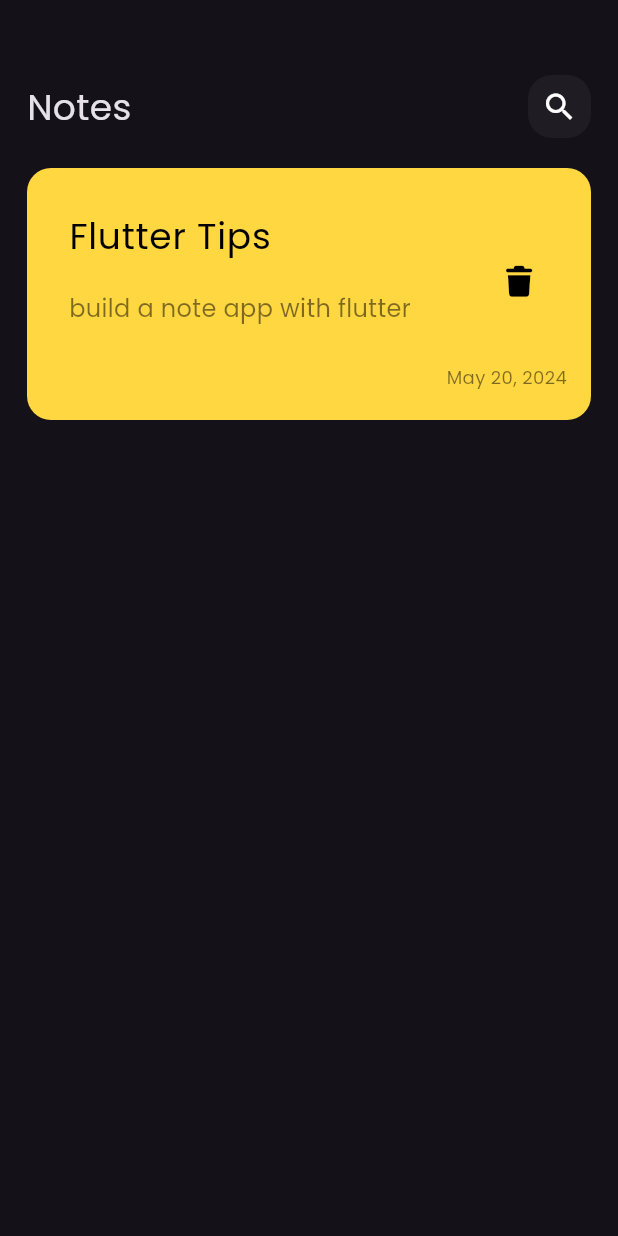
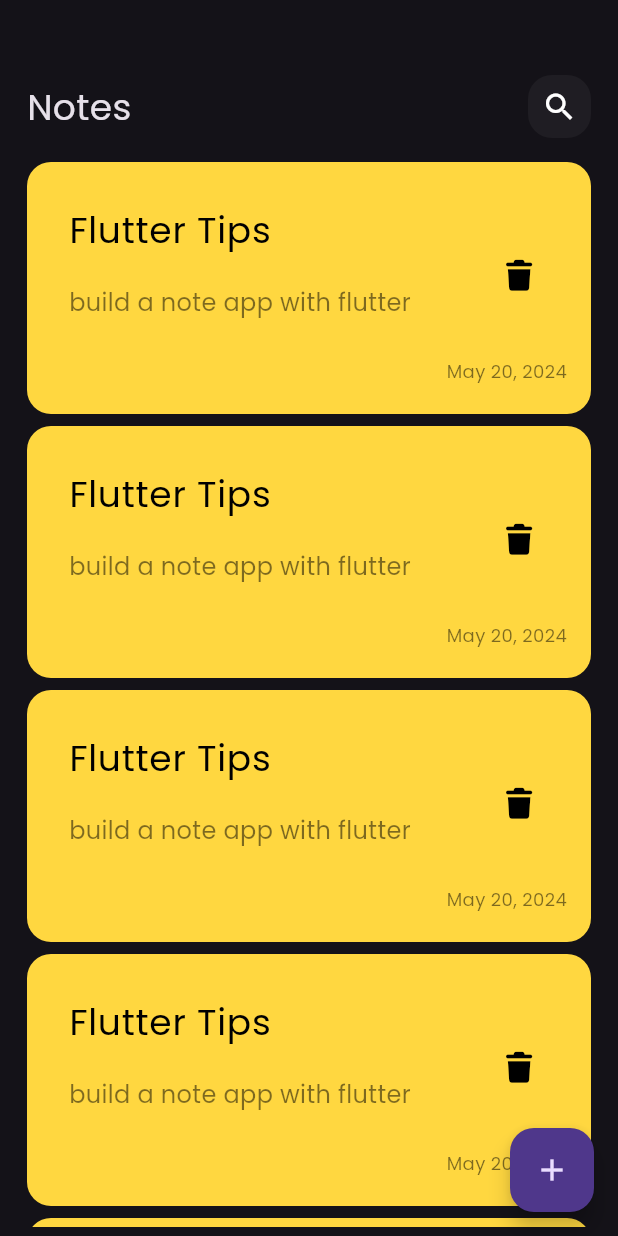
Before and after one commit to ahmedabdelfata77/note_app, a Flutter app: the screen it shows after launch, on a phone screen of 412 x 824 dp. Run offline on Flutter 3.47's test engine with Material 3 defaults, Android fonts, the phone set to English and light mode, and no system bars; our stand-ins replace font_awesome_flutter.

Commit message:
bottomsheet view

```diff
--- /dev/null
+++ b/lib/constans.dart
@@ -0,0 +1,3 @@
+import 'package:flutter/material.dart';
+
+const kPrimaryColor = Color(0xFF62FCD7);
--- a/lib/views/notes_app_view.dart
+++ b/lib/views/notes_app_view.dart
@@ -1,6 +1,6 @@
 import 'package:flutter/material.dart';
-import 'package:note_app_test1/widgets/note_appbar.dart';
-import 'package:note_app_test1/widgets/note_tile.dart';
+import 'package:note_app_test1/widgets/custom_bottomsheet.dart';
+import 'package:note_app_test1/widgets/note_app_body.dart';
 
 class NotesAppView extends StatelessWidget {
   const NotesAppView({super.key});
@@ -8,16 +8,16 @@ class NotesAppView extends StatelessWidget {
   @override
   Widget build(BuildContext context) {
     return Scaffold(
-      body: Padding(
-        padding: const EdgeInsets.symmetric(horizontal: 18),
-        child: Column(
-          children: [
-            SizedBox(height: 50),
-            NoteAppBar(),
-            SizedBox(height: 20),
-            NoteTile(),
-          ],
-        ),
+      body: NoteAppBody(),
+      floatingActionButton: FloatingActionButton(
+        onPressed: () {
+          showModalBottomSheet(
+              context: context,
+              builder: (context) {
+                return CustomBottomSheet();
+              });
+        },
+        child: Icon(Icons.add),
       ),
     );
   }
--- /dev/null
+++ b/lib/widgets/note_app_body.dart
@@ -0,0 +1,26 @@
+import 'package:flutter/material.dart';
+import 'package:note_app_test1/widgets/note_app_listview.dart';
+import 'package:note_app_test1/widgets/note_appbar.dart';
+
+class NoteAppBody extends StatelessWidget {
+  const NoteAppBody({
+    super.key,
+  });
+
+  @override
+  Widget build(BuildContext context) {
+    return Padding(
+      padding: const EdgeInsets.symmetric(horizontal: 18),
+      child: Column(
+        children: [
+          SizedBox(height: 50),
+          NoteAppBar(),
+          SizedBox(height: 16),
+          Expanded(
+            child: NoteListView(),
+          )
+        ],
+      ),
+    );
+  }
+}
--- /dev/null
+++ b/lib/widgets/note_app_listview.dart
@@ -0,0 +1,22 @@
+import 'package:flutter/material.dart';
+import 'package:note_app_test1/widgets/note_tile.dart';
+
+class NoteListView extends StatelessWidget {
+  const NoteListView({
+    super.key,
+  });
+
+  @override
+  Widget build(BuildContext context) {
+    return Padding(
+      padding: const EdgeInsets.only(bottom: 6),
+      child: ListView.builder(
+        padding: EdgeInsets.zero,
+        itemBuilder: (context, index) {
+          return NoteTile();
+        },
+        itemCount: 5,
+      ),
+    );
+  }
+}
--- a/lib/widgets/note_tile.dart
+++ b/lib/widgets/note_tile.dart
@@ -8,7 +8,9 @@ class NoteTile extends StatelessWidget {
 
   @override
   Widget build(BuildContext context) {
-    return Container(
+    return Padding(
+      padding: const EdgeInsets.only(bottom: 8),
+      child: Container(
         padding: EdgeInsets.only(top: 20, left: 12, bottom: 20),
         decoration: BoxDecoration(color: Colors.amberAccent, borderRadius: BorderRadius.circular(16)),
         child: Column(
@@ -44,6 +46,7 @@ class NoteTile extends StatelessWidget {
             ),
           ],
         ),
+      ),
     );
   }
 }
```
Also changed, not shown: lib/widgets/custom_bottomsheet.dart (added, +42 -0 lines), lib/widgets/custom_textfield.dart (added, +28 -0 lines). Lines whose indentation alone changed are shown as unchanged.
